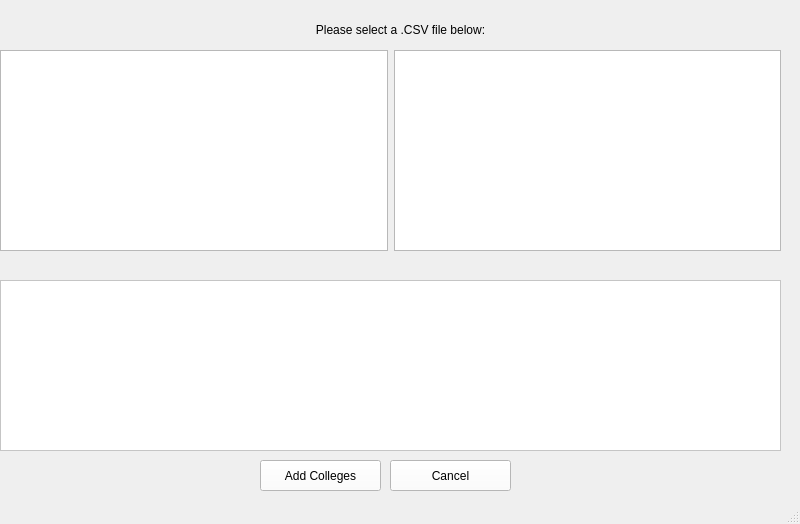
This is StadiumTourProject/mainwindow.ui in joeyCampbelll/CS1D-Project-2 as Qt 5 draws it before an edit. The edited form follows.
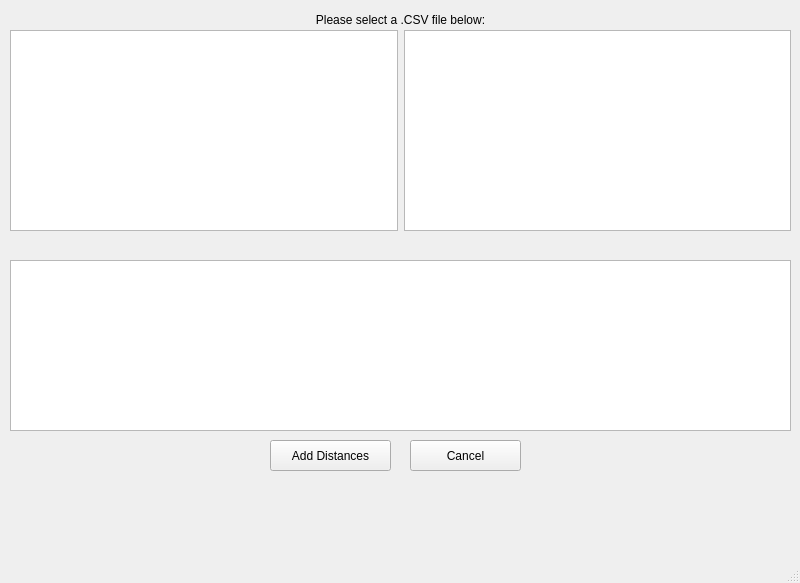
This is the edited form.

Patch:
```diff
--- a/StadiumTourProject/mainwindow.ui
+++ b/StadiumTourProject/mainwindow.ui
@@ -7,7 +7,7 @@
     <x>0</x>
     <y>0</y>
     <width>800</width>
-    <height>524</height>
+    <height>583</height>
    </rect>
   </property>
   <property name="windowTitle">
@@ -17,14 +17,14 @@
    <widget class="QStackedWidget" name="stackedWidget">
     <property name="geometry">
      <rect>
-      <x>-10</x>
-      <y>10</y>
+      <x>0</x>
+      <y>0</y>
       <width>801</width>
-      <height>481</height>
+      <height>551</height>
      </rect>
     </property>
     <property name="currentIndex">
-     <number>3</number>
+     <number>4</number>
     </property>
     <widget class="QWidget" name="mainPage">
      <widget class="QPushButton" name="adminButton">
@@ -313,7 +313,7 @@
       <property name="geometry">
        <rect>
         <x>10</x>
-        <y>40</y>
+        <y>20</y>
         <width>781</width>
         <height>201</height>
        </rect>
@@ -331,7 +331,7 @@
       <property name="geometry">
        <rect>
         <x>10</x>
-        <y>270</y>
+        <y>250</y>
         <width>781</width>
         <height>171</height>
        </rect>
@@ -343,49 +343,11 @@
        <string notr="true">background-color: rgb(255, 255, 255)</string>
       </property>
      </widget>
-     <widget class="QPushButton" name="addButt">
-      <property name="geometry">
-       <rect>
-        <x>270</x>
-        <y>450</y>
-        <width>121</width>
-        <height>31</height>
-       </rect>
-      </property>
-      <property name="autoFillBackground">
-       <bool>false</bool>
-      </property>
-      <property name="styleSheet">
-       <string notr="true">background-color: rgb(255, 255, 255)</string>
-      </property>
-      <property name="text">
-       <string>Add Colleges</string>
-      </property>
-     </widget>
-     <widget class="QPushButton" name="pushButton_cancel_2">
-      <property name="geometry">
-       <rect>
-        <x>400</x>
-        <y>450</y>
-        <width>121</width>
-        <height>31</height>
-       </rect>
-      </property>
-      <property name="autoFillBackground">
-       <bool>false</bool>
-      </property>
-      <property name="styleSheet">
-       <string notr="true">background-color: rgb(255, 255, 255)</string>
-      </property>
-      <property name="text">
-       <string>Cancel</string>
-      </property>
-     </widget>
      <widget class="QLabel" name="ErrorLabel">
       <property name="geometry">
        <rect>
         <x>10</x>
-        <y>240</y>
+        <y>220</y>
         <width>781</width>
         <height>31</height>
        </rect>
@@ -404,6 +366,62 @@
       <property name="geometry">
        <rect>
         <x>20</x>
+        <y>0</y>
+        <width>781</width>
+        <height>20</height>
+       </rect>
+      </property>
+      <property name="text">
+       <string>Please select a .CSV file below:</string>
+      </property>
+      <property name="alignment">
+       <set>Qt::AlignCenter</set>
+      </property>
+     </widget>
+     <widget class="QPushButton" name="addButt">
+      <property name="geometry">
+       <rect>
+        <x>270</x>
+        <y>430</y>
+        <width>121</width>
+        <height>31</height>
+       </rect>
+      </property>
+      <property name="autoFillBackground">
+       <bool>false</bool>
+      </property>
+      <property name="styleSheet">
+       <string notr="true">background-color: rgb(255, 255, 255)</string>
+      </property>
+      <property name="text">
+       <string>Add Stadium</string>
+      </property>
+     </widget>
+     <widget class="QPushButton" name="pushButton_cancel_2">
+      <property name="geometry">
+       <rect>
+        <x>420</x>
+        <y>430</y>
+        <width>121</width>
+        <height>31</height>
+       </rect>
+      </property>
+      <property name="autoFillBackground">
+       <bool>false</bool>
+      </property>
+      <property name="styleSheet">
+       <string notr="true">background-color: rgb(255, 255, 255)</string>
+      </property>
+      <property name="text">
+       <string>Cancel</string>
+      </property>
+     </widget>
+    </widget>
+    <widget class="QWidget" name="AdminDistancesPage">
+     <widget class="QLabel" name="label_5">
+      <property name="geometry">
+       <rect>
+        <x>10</x>
         <y>10</y>
         <width>781</width>
         <height>20</height>
@@ -416,6 +434,76 @@
        <set>Qt::AlignCenter</set>
       </property>
      </widget>
+     <widget class="QWidget" name="layoutWidget_3">
+      <property name="geometry">
+       <rect>
+        <x>10</x>
+        <y>30</y>
+        <width>781</width>
+        <height>201</height>
+       </rect>
+      </property>
+      <layout class="QHBoxLayout" name="horizontalLayout_2">
+       <item>
+        <widget class="QTreeView" name="FileSelector"/>
+       </item>
+       <item>
+        <widget class="QListView" name="FileView"/>
+       </item>
+      </layout>
+     </widget>
+     <widget class="QLabel" name="labelError">
+      <property name="geometry">
+       <rect>
+        <x>10</x>
+        <y>235</y>
+        <width>781</width>
+        <height>21</height>
+       </rect>
+      </property>
+      <property name="text">
+       <string/>
+      </property>
+      <property name="alignment">
+       <set>Qt::AlignCenter</set>
+      </property>
+     </widget>
+     <widget class="QTableWidget" name="DistanceTableWidget">
+      <property name="geometry">
+       <rect>
+        <x>10</x>
+        <y>260</y>
+        <width>781</width>
+        <height>171</height>
+       </rect>
+      </property>
+     </widget>
+     <widget class="QPushButton" name="pushButton_addDistances">
+      <property name="geometry">
+       <rect>
+        <x>270</x>
+        <y>440</y>
+        <width>121</width>
+        <height>31</height>
+       </rect>
+      </property>
+      <property name="text">
+       <string>Add Distances</string>
+      </property>
+     </widget>
+     <widget class="QPushButton" name="pushButton_2">
+      <property name="geometry">
+       <rect>
+        <x>410</x>
+        <y>440</y>
+        <width>111</width>
+        <height>31</height>
+       </rect>
+      </property>
+      <property name="text">
+       <string>Cancel</string>
+      </property>
+     </widget>
     </widget>
    </widget>
   </widget>
```
